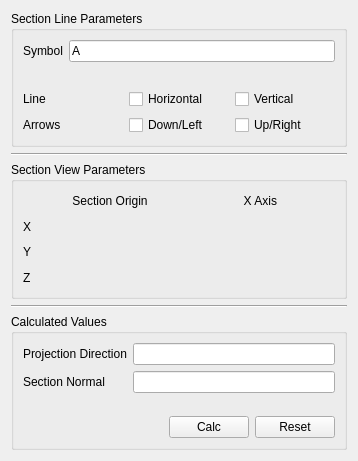
Before: the Qt Designer form src/Mod/TechDraw/Gui/TaskSectionView.ui in berndhahnebach/All_FreeCAD, drawn with Qt 5.
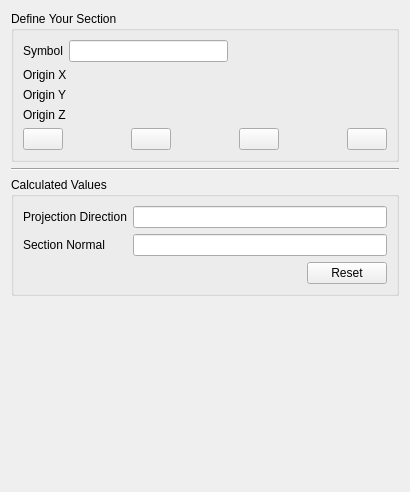
After: the same form once the commit is applied. Icons and pictures are not drawn. Custom widgets are drawn as their Qt base class.

Commit message: Section Rebuild subproject new dialog new Section/SectionLine logic remove XAxisDirection property

What changed in the file:
```diff
--- a/src/Mod/TechDraw/Gui/TaskSectionView.ui
+++ b/src/Mod/TechDraw/Gui/TaskSectionView.ui
@@ -6,8 +6,8 @@
    <rect>
     <x>0</x>
     <y>0</y>
-    <width>358</width>
-    <height>461</height>
+    <width>410</width>
+    <height>492</height>
    </rect>
   </property>
   <property name="sizePolicy">
@@ -35,177 +35,238 @@
       </sizepolicy>
      </property>
      <property name="title">
-      <string>Section Line Parameters</string>
+      <string>Define Your Section</string>
      </property>
      <layout class="QVBoxLayout" name="verticalLayout">
       <item>
-       <layout class="QFormLayout" name="formLayout_4">
-        <property name="fieldGrowthPolicy">
-         <enum>QFormLayout::AllNonFixedFieldsGrow</enum>
-        </property>
+       <layout class="QGridLayout" name="gridLayout_3">
         <item row="0" column="0">
-         <widget class="QLabel" name="symbolLabel">
+         <widget class="QLabel" name="label_2">
           <property name="text">
            <string>Symbol</string>
           </property>
          </widget>
         </item>
-        <item row="0" column="1">
+        <item row="0" column="2">
          <widget class="QLineEdit" name="leSymbol">
-          <property name="text">
-           <string>A</string>
+          <property name="toolTip">
+           <string>Identifier for this section</string>
           </property>
          </widget>
         </item>
+        <item row="0" column="3">
+         <spacer name="horizontalSpacer_2">
+          <property name="orientation">
+           <enum>Qt::Horizontal</enum>
+          </property>
+          <property name="sizeHint" stdset="0">
+           <size>
+            <width>40</width>
+            <height>20</height>
+           </size>
+          </property>
+         </spacer>
+        </item>
        </layout>
       </item>
       <item>
-       <layout class="QGridLayout" name="gridLayout">
+       <layout class="QGridLayout" name="gridLayout_2">
         <item row="1" column="0">
-         <widget class="QLabel" name="label_3">
+         <widget class="QLabel" name="label_4">
           <property name="text">
-           <string>Arrows</string>
+           <string>Origin Y</string>
           </property>
          </widget>
         </item>
         <item row="0" column="1">
-         <widget class="QCheckBox" name="cbHoriz">
-          <property name="text">
-           <string>Horizontal</string>
+         <widget class="Gui::QuantitySpinBox" name="sb_OrgX">
+          <property name="toolTip">
+           <string>Location of section plane</string>
           </property>
-         </widget>
-        </item>
-        <item row="0" column="2">
-         <widget class="QCheckBox" name="cbVert">
-          <property name="text">
-           <string>Vertical</string>
-          </property>
-         </widget>
-        </item>
-        <item row="0" column="0">
-         <widget class="QLabel" name="label_2">
-          <property name="text">
-           <string>Line</string>
-          </property>
-         </widget>
-        </item>
-        <item row="1" column="2">
-         <widget class="QCheckBox" name="cbReverse">
-          <property name="text">
-           <string>Up/Right</string>
-          </property>
-         </widget>
-        </item>
-        <item row="1" column="1">
-         <widget class="QCheckBox" name="cbNormal">
-          <property name="text">
-           <string>Down/Left</string>
-          </property>
-         </widget>
-        </item>
-       </layout>
-      </item>
-     </layout>
-    </widget>
-   </item>
-   <item>
-    <widget class="Line" name="line">
-     <property name="orientation">
-      <enum>Qt::Horizontal</enum>
-     </property>
-    </widget>
-   </item>
-   <item>
-    <widget class="QGroupBox" name="groupBox_2">
-     <property name="title">
-      <string>Section View Parameters</string>
-     </property>
-     <layout class="QVBoxLayout" name="verticalLayout_3">
-      <item>
-       <layout class="QGridLayout" name="gridLayout_2" columnstretch="0,1,1">
-        <item row="1" column="0">
-         <widget class="QLabel" name="label_9">
-          <property name="text">
-           <string>X</string>
-          </property>
-         </widget>
-        </item>
-        <item row="2" column="2">
-         <widget class="Gui::QuantitySpinBox" name="sbXY">
           <property name="unit" stdset="0">
            <string notr="true"/>
           </property>
          </widget>
         </item>
+        <item row="0" column="0">
+         <widget class="QLabel" name="label">
+          <property name="text">
+           <string>Origin X</string>
+          </property>
+         </widget>
+        </item>
         <item row="2" column="0">
          <widget class="QLabel" name="label_6">
           <property name="text">
-           <string>Y</string>
+           <string>Origin Z</string>
           </property>
          </widget>
         </item>
-        <item row="1" column="2">
-         <widget class="Gui::QuantitySpinBox" name="sbXX">
+        <item row="1" column="1">
+         <widget class="Gui::QuantitySpinBox" name="sb_OrgY">
+          <property name="toolTip">
+           <string>Location of section plane</string>
+          </property>
           <property name="unit" stdset="0">
            <string notr="true"/>
           </property>
          </widget>
         </item>
         <item row="2" column="1">
-         <widget class="Gui::QuantitySpinBox" name="sbOrgY">
-          <property name="unit" stdset="0">
-           <string notr="true"/>
+         <widget class="Gui::QuantitySpinBox" name="sb_OrgZ">
+          <property name="toolTip">
+           <string>Location of section plane</string>
           </property>
-         </widget>
-        </item>
-        <item row="1" column="1">
-         <widget class="Gui::QuantitySpinBox" name="sbOrgX">
           <property name="unit" stdset="0">
            <string notr="true"/>
           </property>
          </widget>
         </item>
-        <item row="0" column="1">
-         <widget class="QLabel" name="label_8">
-          <property name="text">
-           <string>Section Origin</string>
-          </property>
-          <property name="alignment">
-           <set>Qt::AlignCenter</set>
-          </property>
-         </widget>
-        </item>
+       </layout>
+      </item>
+      <item>
+       <layout class="QGridLayout" name="gridLayout">
         <item row="0" column="2">
-         <widget class="QLabel" name="label">
+         <widget class="QPushButton" name="pb_Down">
+          <property name="toolTip">
+           <string>Looking down</string>
+          </property>
           <property name="text">
-           <string>X Axis </string>
+           <string/>
           </property>
-          <property name="alignment">
-           <set>Qt::AlignCenter</set>
+          <property name="icon">
+           <iconset>
+            <normalon>:/icons/actions/section-down.svg</normalon>
+           </iconset>
           </property>
+          <property name="iconSize">
+           <size>
+            <width>48</width>
+            <height>48</height>
+           </size>
+          </property>
+          <property name="checkable">
+           <bool>true</bool>
+          </property>
          </widget>
         </item>
-        <item row="3" column="0">
-         <widget class="QLabel" name="label_7">
+        <item row="0" column="1">
+         <spacer name="horizontalSpacer_3">
+          <property name="orientation">
+           <enum>Qt::Horizontal</enum>
+          </property>
+          <property name="sizeHint" stdset="0">
+           <size>
+            <width>40</width>
+            <height>20</height>
+           </size>
+          </property>
+         </spacer>
+        </item>
+        <item row="0" column="6">
+         <widget class="QPushButton" name="pb_Right">
+          <property name="toolTip">
+           <string>Looking right</string>
+          </property>
           <property name="text">
-           <string>Z</string>
+           <string/>
           </property>
+          <property name="icon">
+           <iconset>
+            <normalon>:/icons/actions/section-right.svg</normalon>
+           </iconset>
+          </property>
+          <property name="iconSize">
+           <size>
+            <width>48</width>
+            <height>48</height>
+           </size>
+          </property>
+          <property name="checkable">
+           <bool>true</bool>
+          </property>
          </widget>
         </item>
-        <item row="3" column="1">
-         <widget class="Gui::QuantitySpinBox" name="sbOrgZ">
-          <property name="unit" stdset="0">
-           <string notr="true"/>
+        <item row="0" column="4">
+         <widget class="QPushButton" name="pb_Left">
+          <property name="toolTip">
+           <string>Looking left</string>
           </property>
+          <property name="text">
+           <string/>
+          </property>
+          <property name="icon">
+           <iconset>
+            <normalon>:/icons/actions/section-left.svg</normalon>
+           </iconset>
+          </property>
+          <property name="iconSize">
+           <size>
+            <width>48</width>
+            <height>48</height>
+           </size>
+          </property>
+          <property name="checkable">
+           <bool>true</bool>
+          </property>
          </widget>
         </item>
-        <item row="3" column="2">
-         <widget class="Gui::QuantitySpinBox" name="sbXZ">
-          <property name="unit" stdset="0">
-           <string notr="true"/>
+        <item row="0" column="0">
+         <widget class="QPushButton" name="pb_Up">
+          <property name="toolTip">
+           <string>Looking up</string>
           </property>
+          <property name="statusTip">
+           <string/>
+          </property>
+          <property name="whatsThis">
+           <string/>
+          </property>
+          <property name="text">
+           <string/>
+          </property>
+          <property name="icon">
+           <iconset>
+            <normalon>:/icons/actions/section-up.svg</normalon>
+           </iconset>
+          </property>
+          <property name="iconSize">
+           <size>
+            <width>48</width>
+            <height>48</height>
+           </size>
+          </property>
+          <property name="checkable">
+           <bool>true</bool>
+          </property>
          </widget>
         </item>
+        <item row="0" column="3">
+         <spacer name="horizontalSpacer_4">
+          <property name="orientation">
+           <enum>Qt::Horizontal</enum>
+          </property>
+          <property name="sizeHint" stdset="0">
+           <size>
+            <width>40</width>
+            <height>20</height>
+           </size>
+          </property>
+         </spacer>
+        </item>
+        <item row="0" column="5">
+         <spacer name="horizontalSpacer_5">
+          <property name="orientation">
+           <enum>Qt::Horizontal</enum>
+          </property>
+          <property name="sizeHint" stdset="0">
+           <size>
+            <width>40</width>
+            <height>20</height>
+           </size>
+          </property>
+         </spacer>
+        </item>
        </layout>
       </item>
      </layout>
@@ -270,13 +331,6 @@
           </property>
          </spacer>
         </item>
-        <item>
-         <widget class="QPushButton" name="pbCalc">
-          <property name="text">
-           <string>Calc</string>
-          </property>
-         </widget>
-        </item>
         <item>
          <widget class="QPushButton" name="pbReset">
           <property name="text">
@@ -289,6 +343,19 @@
      </layout>
     </widget>
    </item>
+   <item>
+    <spacer name="verticalSpacer">
+     <property name="orientation">
+      <enum>Qt::Vertical</enum>
+     </property>
+     <property name="sizeHint" stdset="0">
+      <size>
+       <width>20</width>
+       <height>40</height>
+      </size>
+     </property>
+    </spacer>
+   </item>
   </layout>
  </widget>
  <customwidgets>
```
Left out of the diff: 11 changed lines with no effect on the pictures. The commit also changes 24 other files.
